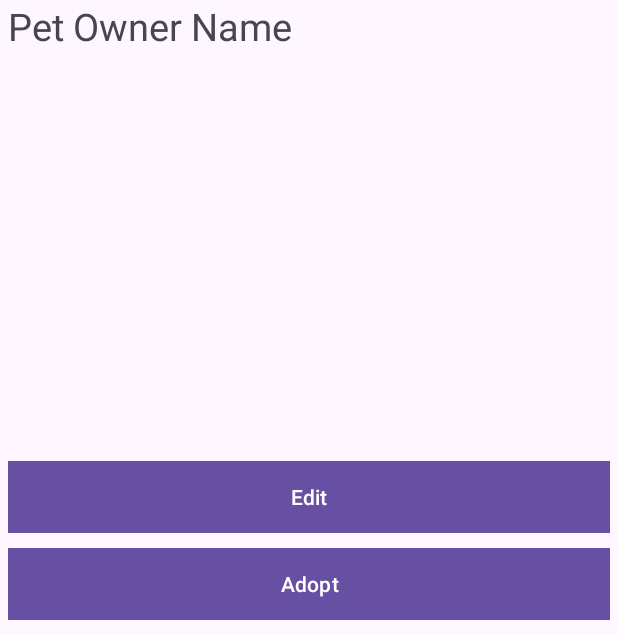
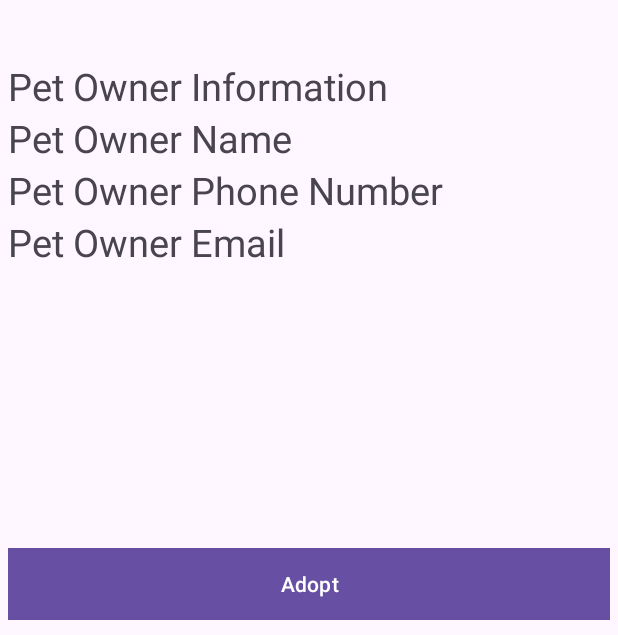
Before and after one commit to Jono-A/Contacts, an Android app: the PetInfoActivity screen opened directly, with no data from a screen before it, on a phone screen of 412 x 824 dp, the part 601-1236 px from its top. Run offline under Robolectric (Android 15) with nearby library versions, the phone set to English and light mode, and no system bars; our stand-ins replace Firebase (no records; nobody signed in at launch, a user with empty details on screens opened directly); 7 statements that could not run were skipped.

Commit message:
added user info

```diff
--- a/app/src/main/java/com/example/petadoptionfinals/mvvm/PetInfoActivity.kt
+++ b/app/src/main/java/com/example/petadoptionfinals/mvvm/PetInfoActivity.kt
@@ -49,10 +49,7 @@ class PetInfoActivity : AppCompatActivity() {
 
         val position = intent.getIntExtra("position", 0)
 
-        binding.btnEdit.setOnClickListener {
 
-            startActivity(Intent(this@PetInfoActivity, EditInfoActivity::class.java))
-        }
 
         students = intent.getParcelableExtra("contact")!!
         //Toast.makeText(this@PetInfoActivity, students.userinfo, Toast.LENGTH_SHORT).show()
@@ -111,6 +108,8 @@ class PetInfoActivity : AppCompatActivity() {
             override fun onDataChange(snapshot: DataSnapshot) {
               data = snapshot.getValue<user>()!!
                 binding.inUserName.text = data?.name    //add user info
+                binding.inPetOwnerphoneNum.text=data?.phoneNum
+                binding.inPetEmail.text=data?.email
             }
 
             override fun onCancelled(error: DatabaseError) {
--- a/app/src/main/res/layout/activity_pet_info.xml
+++ b/app/src/main/res/layout/activity_pet_info.xml
@@ -41,7 +41,17 @@
         android:layout_width="match_parent"
         android:layout_height="wrap_content"
         android:textSize="25sp"
+        android:layout_marginBottom="40dp"
         android:text="@string/app_name" />
+
+
+
+    <TextView
+        android:id="@+id/in_petOwner"
+        android:layout_width="match_parent"
+        android:layout_height="wrap_content"
+        android:textSize="25sp"
+        android:text="Pet Owner Information" />
 
     <TextView
         android:id="@+id/in_userName"
@@ -49,6 +59,22 @@
         android:layout_height="wrap_content"
         android:textSize="25sp"
         android:text="Pet Owner Name" />
+
+    <TextView
+        android:id="@+id/in_petOwnerphoneNum"
+        android:layout_width="match_parent"
+        android:layout_height="wrap_content"
+        android:textSize="25sp"
+        android:text="Pet Owner Phone Number" />
+
+    <TextView
+        android:id="@+id/in_petEmail"
+        android:layout_width="match_parent"
+        android:layout_height="wrap_content"
+        android:textSize="25sp"
+        android:text="Pet Owner Email" />
+
+
 
     <LinearLayout
         android:layout_width="match_parent"
@@ -58,14 +84,6 @@
         android:layout_weight="1"
         >
 
-        <Button
-            android:id="@+id/btn_edit"
-            android:layout_width="match_parent"
-            android:layout_height="wrap_content"
-            android:text="@string/btn_edit"
-            android:layout_marginBottom="10dp"
-            android:background="@color/orange"
-            />
         <Button
             android:id="@+id/btn_delete"
             android:layout_width="match_parent"
```
